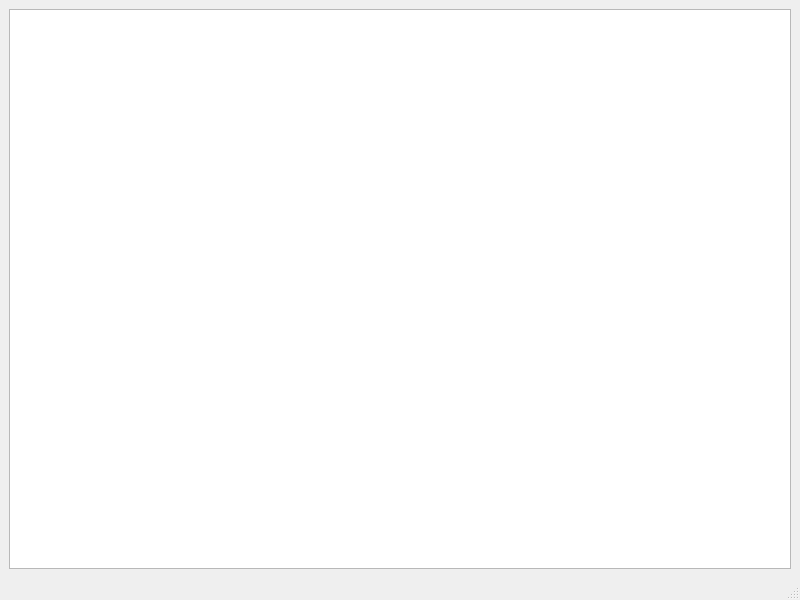
Qt form main.ui (troxenia/coffee) before a commit.
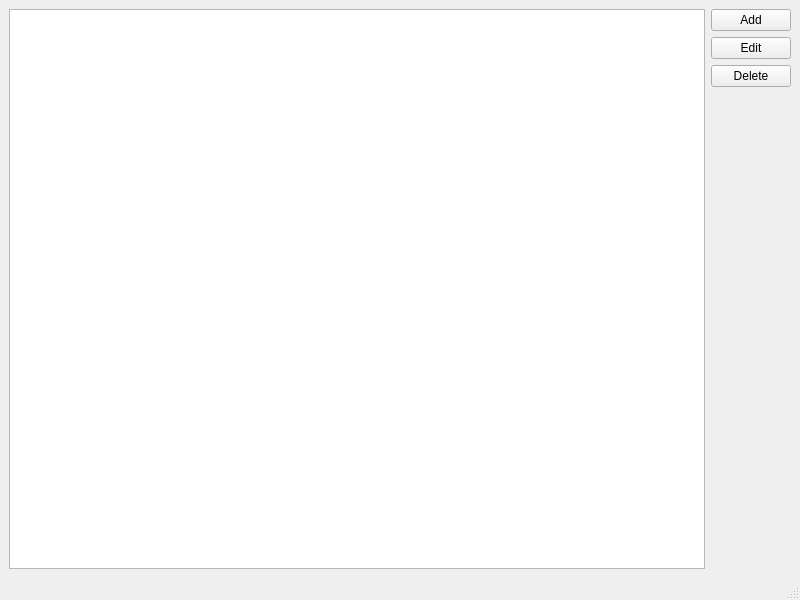
The same form after that commit.

Commit message: Cappuccino - view, add, change and delete coffee data

What changed in the file:
```diff
--- a/main.ui
+++ b/main.ui
@@ -18,6 +18,44 @@
     <item>
      <widget class="QTableWidget" name="table"/>
     </item>
+    <item>
+     <layout class="QVBoxLayout" name="verticalLayout">
+      <item>
+       <widget class="QPushButton" name="add_btn">
+        <property name="text">
+         <string>Add</string>
+        </property>
+       </widget>
+      </item>
+      <item>
+       <widget class="QPushButton" name="edit_btn">
+        <property name="text">
+         <string>Edit</string>
+        </property>
+       </widget>
+      </item>
+      <item>
+       <widget class="QPushButton" name="delete_btn">
+        <property name="text">
+         <string>Delete</string>
+        </property>
+       </widget>
+      </item>
+      <item>
+       <spacer name="verticalSpacer">
+        <property name="orientation">
+         <enum>Qt::Vertical</enum>
+        </property>
+        <property name="sizeHint" stdset="0">
+         <size>
+          <width>20</width>
+          <height>40</height>
+         </size>
+        </property>
+       </spacer>
+      </item>
+     </layout>
+    </item>
    </layout>
   </widget>
   <widget class="QMenuBar" name="menubar">
```
The commit also changes 3 other files.
